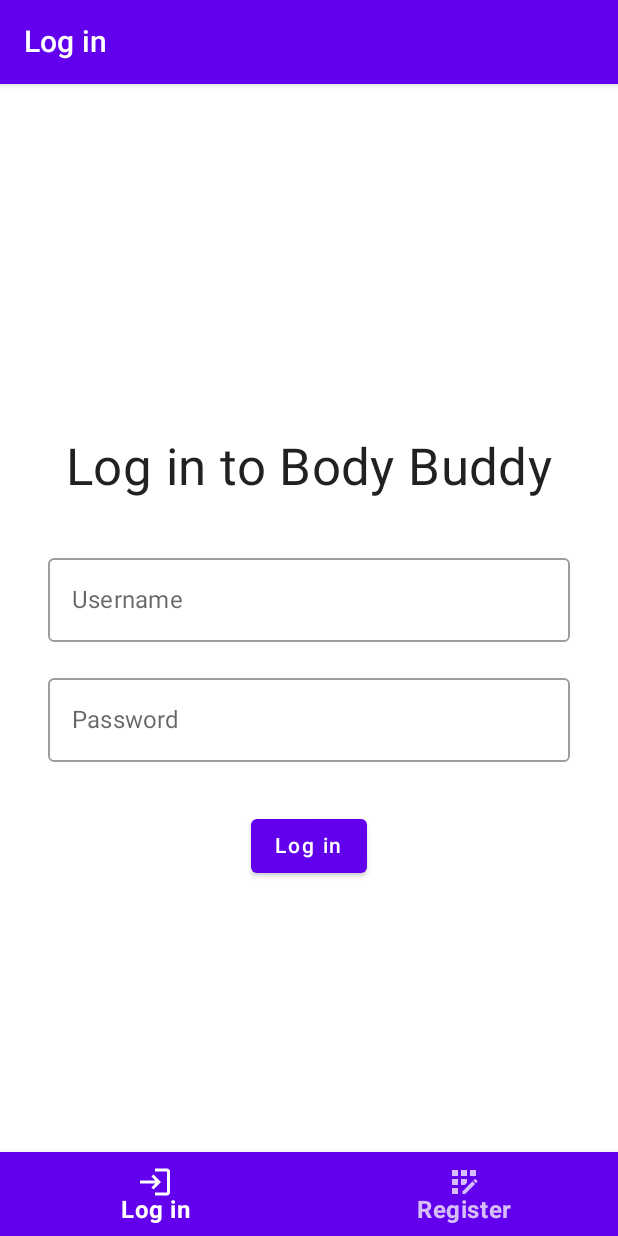
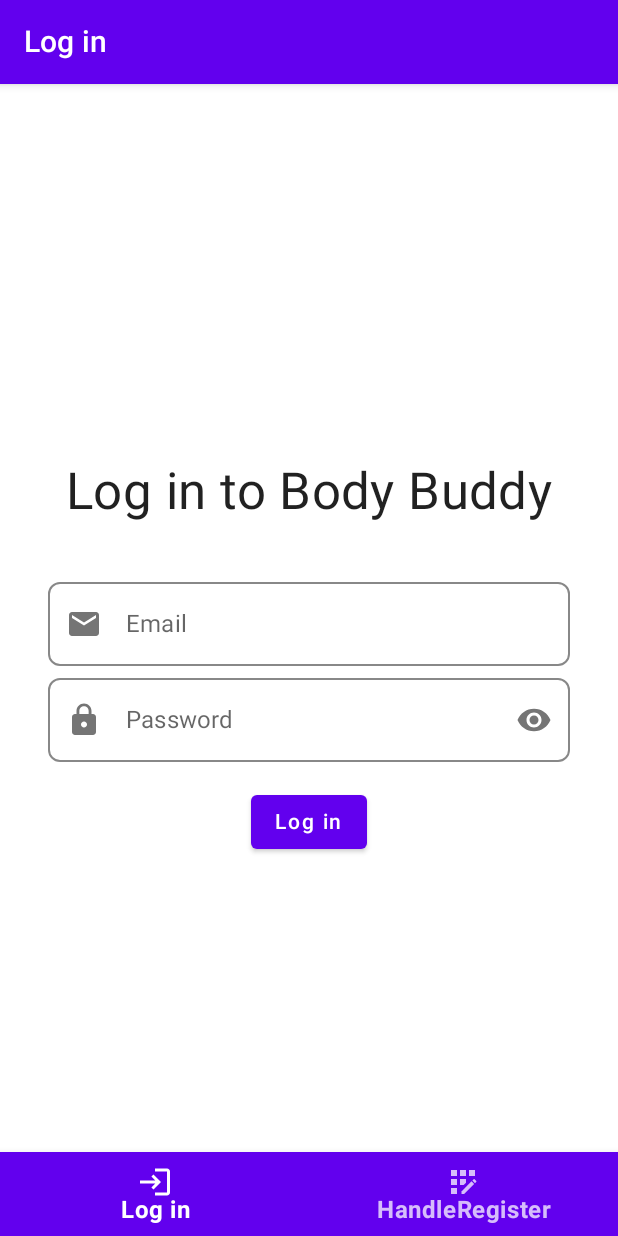
Before and after one commit to ranggarahman/body-buddy, an Android app built with Jetpack Compose: the screen it shows after launch (MainActivity), on a phone screen of 412 x 824 dp. Run offline under Robolectric (Android 15) with nearby library versions, the phone set to English and light mode, and no system bars; our stand-ins replace Firebase (no records; nobody signed in at launch, a user with empty details on screens opened directly).

Commit message:
feat : add firebase login function

```diff
--- /dev/null
+++ b/app/src/main/java/com/example/bodybuddy/HandleLogin.kt
@@ -0,0 +1,188 @@
+package com.example.bodybuddy
+
+import android.util.Log
+import android.util.Patterns
+import androidx.compose.foundation.layout.*
+import androidx.compose.foundation.shape.RoundedCornerShape
+import androidx.compose.foundation.text.KeyboardActions
+import androidx.compose.foundation.text.KeyboardOptions
+import androidx.compose.material.*
+import androidx.compose.material.icons.Icons
+import androidx.compose.material.icons.filled.CheckCircle
+import androidx.compose.material.icons.filled.Email
+import androidx.compose.material.icons.filled.Lock
+import androidx.compose.material.icons.filled.Warning
+import androidx.compose.material.icons.filled.Visibility
+import androidx.compose.material.icons.filled.VisibilityOff
+import androidx.compose.runtime.Composable
+import androidx.compose.runtime.mutableStateOf
+import androidx.compose.runtime.remember
+import androidx.compose.ui.Alignment
+import androidx.compose.ui.ExperimentalComposeUiApi
+import androidx.compose.ui.Modifier
+import androidx.compose.ui.graphics.Color
+import androidx.compose.ui.platform.LocalSoftwareKeyboardController
+import androidx.compose.ui.text.input.KeyboardType
+import androidx.compose.ui.text.input.PasswordVisualTransformation
+import androidx.compose.ui.text.input.VisualTransformation
+import androidx.compose.ui.tooling.preview.Preview
+import androidx.compose.ui.unit.dp
+import androidx.compose.ui.unit.sp
+import com.google.firebase.auth.FirebaseAuth
+
+class HandleLogin {
+
+    val inputScreen = HandleUserInformation()
+
+    @OptIn(ExperimentalComposeUiApi::class)
+    @Composable
+    fun LoginScreen() {
+
+        val emailState = remember { mutableStateOf("") }
+        val passwordState = remember { mutableStateOf("") }
+        val keyboardController = LocalSoftwareKeyboardController.current
+        val emailError = remember { mutableStateOf<String?>(null) }
+        val passwordVisibility = remember { mutableStateOf(false) }
+
+        val hasUserInteracted = remember { mutableStateOf(false) }
+
+        emailError.value?.let { error ->
+            Text(
+                text = error,
+                color = Color.Red,
+                fontSize = 12.sp,
+                modifier = Modifier.padding(start = 16.dp, top = 4.dp)
+            )
+        }
+
+        Column(
+            modifier = Modifier.fillMaxSize(),
+            horizontalAlignment = Alignment.CenterHorizontally,
+            verticalArrangement = Arrangement.Center
+        ) {
+            Text(
+                text = "Log in to Body Buddy",
+                style = MaterialTheme.typography.h4,
+                modifier = Modifier.padding(bottom = 32.dp)
+            )
+            OutlinedTextField(
+                value = emailState.value,
+                onValueChange = {value ->
+                    emailState.value = value
+                    hasUserInteracted.value = true},
+                label = { Text("Email") },
+                singleLine = true,
+                modifier = Modifier
+                    .fillMaxWidth()
+                    .padding(horizontal = 32.dp),
+                isError = hasUserInteracted.value && !isEmailValid(emailState.value),
+                keyboardOptions = KeyboardOptions.Default.copy(
+                    keyboardType = KeyboardType.Email
+                ),
+                keyboardActions = KeyboardActions(
+                    onDone = { keyboardController?.hide() }
+                ),
+                colors = TextFieldDefaults.textFieldColors(
+                    textColor = Color.Black,
+                    backgroundColor = Color.Transparent,
+                    focusedIndicatorColor = Color.Blue,
+                    unfocusedIndicatorColor = Color.Gray,
+                    errorIndicatorColor = Color.Red
+                ),
+                shape = RoundedCornerShape(8.dp),
+                trailingIcon = {
+                    if (emailState.value.isNotEmpty() && hasUserInteracted.value) {
+                        val icon = if (isEmailValid(emailState.value)) {
+                            Icons.Filled.CheckCircle
+                        } else {
+                            Icons.Filled.Warning
+                        }
+                        Icon(icon, contentDescription = null)
+                    }
+                },
+                leadingIcon = {
+                    Icon(Icons.Filled.Email, contentDescription = null )
+                }
+            )
+
+            OutlinedTextField(
+                value = passwordState.value,
+                onValueChange = {value ->
+                    passwordState.value = value
+                                hasUserInteracted.value = true},
+                label = { Text("Password") },
+                singleLine = true,
+                modifier = Modifier
+                    .fillMaxWidth()
+                    .padding(horizontal = 32.dp),
+                isError = hasUserInteracted.value && !isPasswordValid(passwordState.value),
+                keyboardOptions = KeyboardOptions.Default.copy(
+                    keyboardType = KeyboardType.Password
+                ),
+                keyboardActions = KeyboardActions(
+                    onDone = { keyboardController?.hide() }
+                ),
+                colors = TextFieldDefaults.textFieldColors(
+                    textColor = Color.Black,
+                    backgroundColor = Color.Transparent,
+                    focusedIndicatorColor = Color.Blue,
+                    unfocusedIndicatorColor = Color.Gray,
+                    errorIndicatorColor = Color.Red
+                ),
+                shape = RoundedCornerShape(8.dp),
+                visualTransformation = if (passwordVisibility.value) VisualTransformation.None else PasswordVisualTransformation(),
+                trailingIcon = {
+                    IconButton(
+                        onClick = { passwordVisibility.value = !passwordVisibility.value }
+                    ) {
+                        val passwordVisibilityIcon =
+                            if (passwordVisibility.value) Icons.Filled.VisibilityOff else Icons.Filled.Visibility
+                        Icon(
+                            imageVector = passwordVisibilityIcon,
+                            contentDescription = if (passwordVisibility.value) "Hide password" else "Show password"
+                        )
+                    }
+                },
+                leadingIcon ={
+                    Icon(Icons.Filled.Lock, contentDescription = null )
+                }
+            )
+            Button(
+                onClick = {
+                    val email = emailState.value
+                    val password = passwordState.value
+                    FirebaseAuth.getInstance().signInWithEmailAndPassword(email, password)
+                        .addOnCompleteListener { task ->
+                            if (task.isSuccessful) {
+                                Log.d(TAG, "Success!")
+                                TODO("Need to Implement user information input")
+                            } else {
+                                Log.e(TAG, "Failed! : ${task.exception}")
+                            }
+                        }
+                },
+                modifier = Modifier.padding(top = 16.dp)
+            ) {
+                Text(text = "Log in")
+            }
+        }
+    }
+
+    @Preview
+    @Composable
+    fun PreviewLoginScreen() {
+        LoginScreen()
+    }
+
+    private fun isEmailValid(query: CharSequence): Boolean {
+        return Patterns.EMAIL_ADDRESS.matcher(query).matches()
+    }
+
+    private fun isPasswordValid(password: String): Boolean {
+        return password.length >= 8
+    }
+
+    companion object {
+        private const val TAG = "LoginScreen"
+    }
+}
--- a/app/src/main/java/com/example/bodybuddy/Register.kt
+++ b/app/src/main/java/com/example/bodybuddy/HandleRegister.kt
@@ -21,7 +21,7 @@
 import com.google.firebase.auth.FirebaseAuth
 import com.google.firebase.database.FirebaseDatabase
 
-class Register{
+class HandleRegister{
     @Composable
     fun RegisterScreen() {
 
@@ -99,18 +99,18 @@
                         firebaseUser.sendEmailVerification()
                             .addOnCompleteListener { emailTask ->
                                 if (emailTask.isSuccessful) {
-                                    Log.d("RegisterScreen", "Email verification sent!")
+                                    Log.d(TAG, "Email verification sent!")
                                 } else {
                                     Log.e(
-                                        "RegisterScreen",
+                                        TAG,
                                         "Failed to send email verification: ${emailTask.exception}"
                                     )
                                 }
                             }
-                        Log.d("RegisterScreen", "Success!")
+                        Log.d(TAG, "Success!")
                     }
                 } else {
-                    Log.e("RegisterScreen", "Failed! : ${task.exception}")
+                    Log.e(TAG, "Failed! : ${task.exception}")
                 }
             }
     }
@@ -160,4 +160,8 @@
     fun PreviewRegisterScreen() {
         RegisterScreen()
     }
+
+    companion object {
+        private const val TAG = "RegisterScreen"
+    }
 }
--- a/app/src/main/java/com/example/bodybuddy/LoginScreen.kt
+++ /dev/null
@@ -1,50 +0,0 @@
-package com.example.bodybuddy
-
-import androidx.compose.foundation.layout.*
-import androidx.compose.material.*
-import androidx.compose.runtime.Composable
-import androidx.compose.ui.Alignment
-import androidx.compose.ui.Modifier
-import androidx.compose.ui.tooling.preview.Preview
-import androidx.compose.ui.unit.dp
-
-@Composable
-fun LoginScreen() {
-    Column(
-        modifier = Modifier.fillMaxSize(),
-        horizontalAlignment = Alignment.CenterHorizontally,
-        verticalArrangement = Arrangement.Center
-    ) {
-        Text(
-            text = "Log in to Body Buddy",
-            style = MaterialTheme.typography.h4,
-            modifier = Modifier.padding(bottom = 32.dp)
-        )
-        OutlinedTextField(
-            value = "",
-            onValueChange = {},
-            label = { Text("Username") },
-            singleLine = true,
-            modifier = Modifier.fillMaxWidth().padding(horizontal = 32.dp)
-        )
-        OutlinedTextField(
-            value = "",
-            onValueChange = {},
-            label = { Text("Password") },
-            singleLine = true,
-            modifier = Modifier.fillMaxWidth().padding(horizontal = 32.dp, vertical = 16.dp)
-        )
-        Button(
-            onClick = { /*TODO*/ },
-            modifier = Modifier.padding(top = 16.dp)
-        ) {
-            Text(text = "Log in")
-        }
-    }
-}
-
-@Preview
-@Composable
-fun PreviewLoginScreen() {
-    LoginScreen()
-}
--- a/app/src/main/java/com/example/bodybuddy/MainActivity.kt
+++ b/app/src/main/java/com/example/bodybuddy/MainActivity.kt
@@ -6,8 +6,6 @@
 import androidx.activity.compose.setContent
 import androidx.compose.foundation.layout.*
 import androidx.compose.material.*
-import androidx.compose.material.icons.Icons
-import androidx.compose.material.icons.filled.Lock
 import androidx.compose.runtime.*
 import androidx.compose.ui.Modifier
 import androidx.compose.ui.graphics.vector.ImageVector
@@ -41,20 +39,21 @@
 @Composable
 fun BodyBuddyApp() {
     var isLoginScreen by remember { mutableStateOf(true) }
-    val register = Register()
+    val register = HandleRegister()
+    val login = HandleLogin()
 
     Scaffold(
         topBar = {
             TopAppBar(
                 title = {
-                    Text(if (isLoginScreen) "Log in" else "Register")
+                    Text(if (isLoginScreen) "Log in" else "HandleRegister")
                 }
             )
         },
         content = {
 
             if (isLoginScreen) {
-                LoginScreen()
+                login.LoginScreen()
             } else {
                 register.RegisterScreen()
             }
@@ -76,7 +75,7 @@
                     icon = { Icon(ImageVector.vectorResource(id = R.drawable.ic_app_registration_24), stringResource(
                         id = R.string.icon_register
                     ) )},
-                    label = { Text("Register", fontSize = 16.sp, fontWeight = FontWeight.Bold,
+                    label = { Text("HandleRegister", fontSize = 16.sp, fontWeight = FontWeight.Bold,
                         textAlign = TextAlign.Center
                     ) },
                     selected = !isLoginScreen,
--- a/app/src/main/res/values/strings.xml
+++ b/app/src/main/res/values/strings.xml
@@ -2,4 +2,5 @@
     <string name="app_name">Body Buddy</string>
     <string name="icon_login">Login Icon</string>
     <string name="icon_register">Register Icon</string>
+    <string name="title_activity_dashboard">DashboardActivity</string>
 </resources>
--- a/build.gradle
+++ b/build.gradle
@@ -17,7 +17,7 @@
 plugins {
     id 'com.android.application' version '7.1.0' apply false
     id 'com.android.library' version '7.1.0' apply false
-    id 'org.jetbrains.kotlin.android' version '1.6.21' apply false
+    id 'org.jetbrains.kotlin.android' version '1.8.0' apply false
 }
 
 allprojects {
```
Also changed, not shown: app/build.gradle (+8 -1 lines), app/src/main/AndroidManifest.xml (+9 -3 lines), app/src/main/java/com/example/bodybuddy/HandleUserInformation.kt (added, +131 -0 lines).
